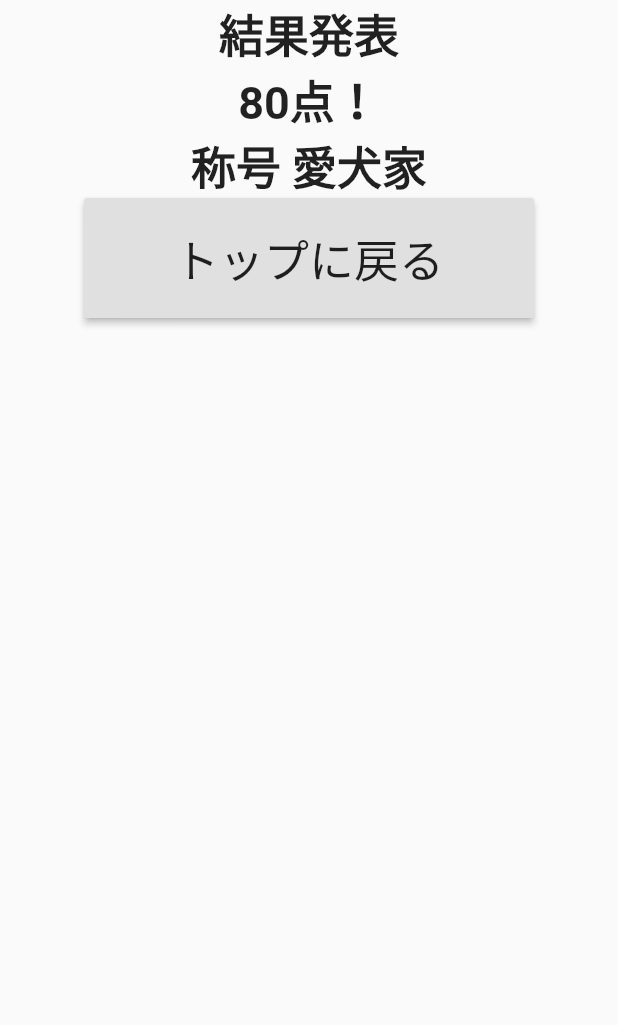
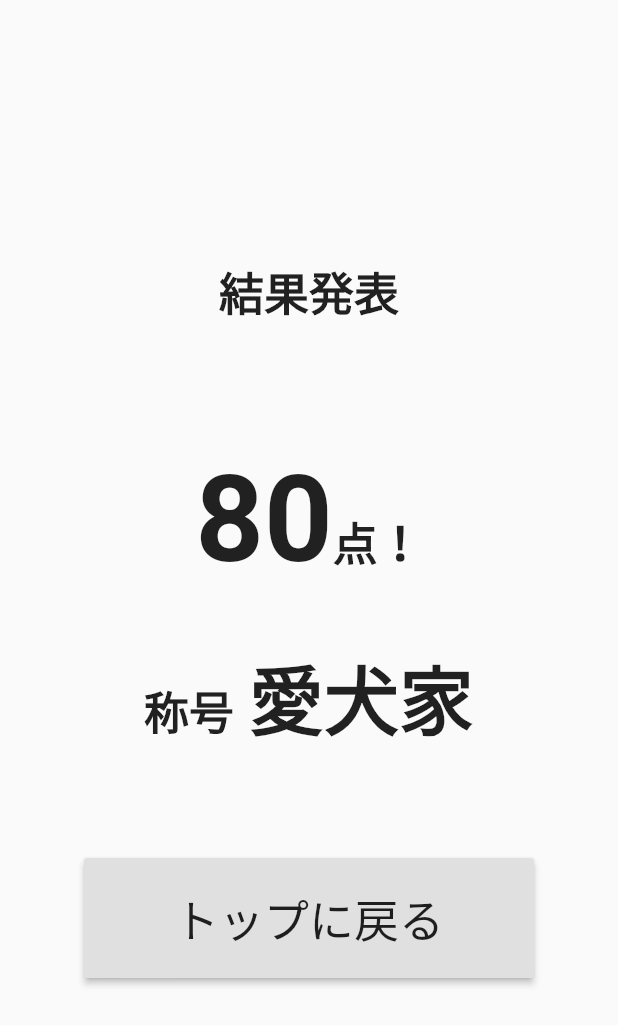
Before and after one commit to enutake/which_my_dog, a Flutter app: the ResultPage screen opened by its route, on a phone screen of 412 x 824 dp. Shown: the top 1025 px of the screen. Run offline on Flutter 3.47's test engine with Material 2 defaults, Android fonts, the light colour scheme and no system bars.

Commit message:
style: 結果ページをデザイン調整

```diff
--- a/which_my_dog/lib/main.dart
+++ b/which_my_dog/lib/main.dart
@@ -65,6 +65,7 @@ class FirstPage extends StatelessWidget {
     );
   }
 }
+
 class QuizPage extends StatelessWidget {
   @override
   Widget build(BuildContext context) {
@@ -90,8 +91,10 @@ class QuizPage extends StatelessWidget {
             Row(
               mainAxisAlignment: MainAxisAlignment.center,
               children: <Widget>[
-                CircleButton(icon: Icons.clear, color: Colors.purple, route: "/home"),
-                CircleButton(icon: Icons.favorite, color: Colors.red, route: "/result"),
+                CircleButton(
+                    icon: Icons.clear, color: Colors.purple, route: "/home"),
+                CircleButton(
+                    icon: Icons.favorite, color: Colors.red, route: "/result"),
               ],
             ),
           ],
@@ -115,15 +118,14 @@ class CircleButton extends StatelessWidget {
         padding: const EdgeInsets.all(10.0),
         decoration: BoxDecoration(
             shape: BoxShape.circle,
-            border: Border.all(color: Colors.grey[300])
-        ),
+            border: Border.all(color: Colors.grey[300])),
         child: Icon(
           icon,
           color: color,
           size: 60,
         ),
       ),
-      onTap: (){
+      onTap: () {
         Navigator.of(context).pushNamed(route);
       },
     );
@@ -137,20 +139,63 @@ class ResultPage extends StatelessWidget {
     return Scaffold(
       body: Center(
         child: Column(
-          children: <Widget> [
+          mainAxisAlignment: MainAxisAlignment.center,
+          children: <Widget>[
             Text(
               "結果発表",
               style: TextStyle(fontSize: 30, fontWeight: FontWeight.bold),
             ),
+            Padding(
+              padding: const EdgeInsets.only(top: 30, bottom: 20),
+              child: Row(
+                mainAxisAlignment: MainAxisAlignment.center,
+                children: <Widget>[
                   Text(
-              "80点！",
-              style: TextStyle(fontSize: 30, fontWeight: FontWeight.bold),
+                    "80",
+                    style: TextStyle(
+                        fontSize: 80,
+                        fontWeight: FontWeight.bold,
+                        textBaseline: TextBaseline.alphabetic),
+                    strutStyle: StrutStyle(fontSize: 80, height: 2.0),
                   ),
                   Text(
-              "称号 愛犬家",
+                    "点！",
+                    style: TextStyle(
+                      fontSize: 30,
+                      fontWeight: FontWeight.bold,
+                    ),
+                    strutStyle: StrutStyle(fontSize: 80, height: 2.0),
+                  ),
+                ],
+              ),
+            ),
+            Row(
+              mainAxisAlignment: MainAxisAlignment.center,
+              children: <Widget>[
+                Text(
+                  "称号",
                   style: TextStyle(fontSize: 30, fontWeight: FontWeight.bold),
+                  strutStyle: StrutStyle(
+                      fontSize: 50,
+                      height: 1.5
                   ),
-            SizedBox(
+                ),
+                Padding(
+                  padding: const EdgeInsets.only(left: 10.0),
+                  child: Text(
+                    "愛犬家",
+                    style: TextStyle(fontSize: 50, fontWeight: FontWeight.bold),
+                    strutStyle: StrutStyle(
+                        fontSize: 50,
+                        height: 1.5
+                    ),
+                  ),
+                ),
+              ],
+            ),
+            Padding(
+              padding: const EdgeInsets.only(top: 70.0),
+              child: SizedBox(
                 width: 300,
                 height: 80,
                 child: RaisedButton(
@@ -163,6 +208,7 @@ class ResultPage extends StatelessWidget {
                   },
                 ),
               ),
+            ),
           ],
         ),
       ),
```
Lines whose indentation alone changed are shown as unchanged.
